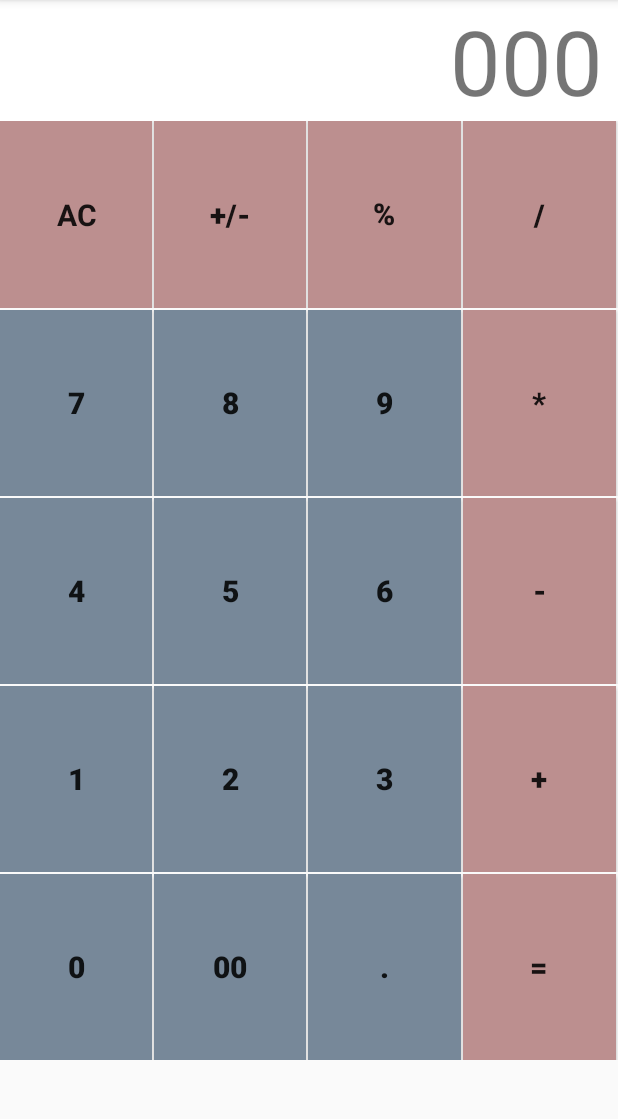
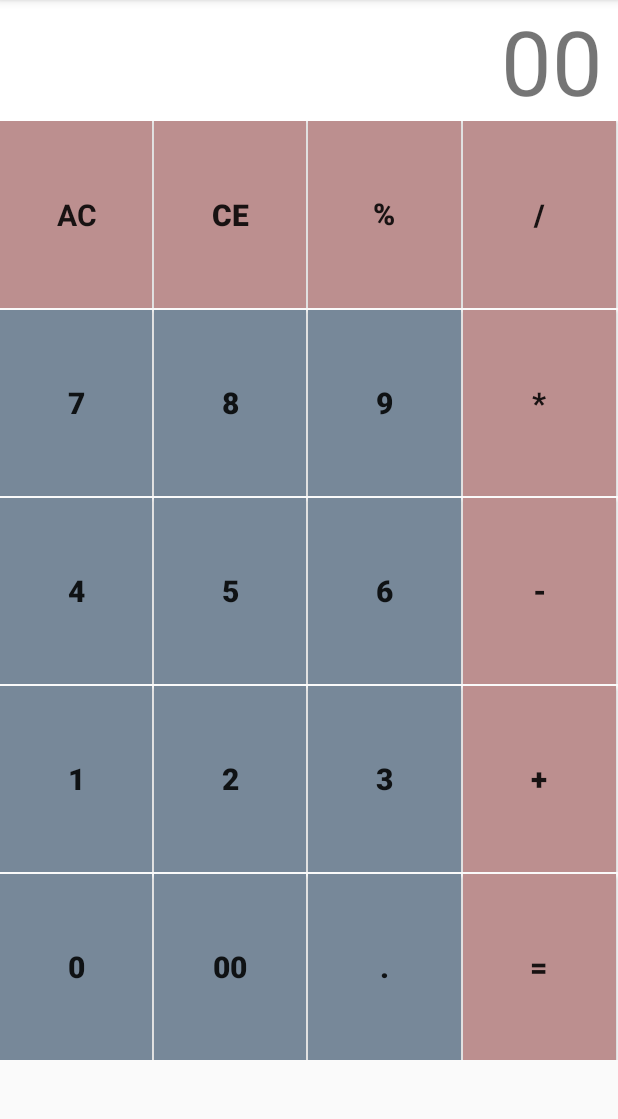
Before and after one commit to karadimou-mar/calculator_converter, an Android app: the screen it shows after launch (MainActivity), after a tap on "00", on a phone screen of 412 x 824 dp, the part 84-1203 px from its top. Run offline under Robolectric (Android 15) with nearby library versions, the phone set to English and light mode, and no system bars; 2 other taps on this screen came first.

```diff
--- a/app/src/main/AndroidManifest.xml
+++ b/app/src/main/AndroidManifest.xml
@@ -9,7 +9,8 @@
         android:roundIcon="@mipmap/ic_launcher_round"
         android:supportsRtl="true"
         android:theme="@style/AppTheme">
-        <activity android:name=".MainActivity">
+        <activity android:name=".MainActivity"
+            android:configChanges="orientation|screenSize">
             <intent-filter>
                 <action android:name="android.intent.action.MAIN" />
 
--- /dev/null
+++ b/app/src/main/java/com/example/calculatorconverter/api/CurrencyAPIClient.kt
@@ -0,0 +1,6 @@
+package com.example.calculatorconverter.api
+
+class CurrencyAPIClient {
+
+    val BASE_URL = "http://data.fixer.io/api"
+}
--- a/app/src/main/res/layout/activity_main.xml
+++ b/app/src/main/res/layout/activity_main.xml
@@ -1,9 +1,9 @@
 <?xml version="1.0" encoding="utf-8"?>
-<FrameLayout xmlns:android="http://schemas.android.com/apk/res/android"
+<FrameLayout android:layout_width="match_parent"
+    android:layout_height="match_parent"
     xmlns:tools="http://schemas.android.com/tools"
-    android:layout_width="match_parent"
-    android:layout_height="match_parent"
-    tools:context=".MainActivity">
+    tools:context=".MainActivity"
+    xmlns:android="http://schemas.android.com/apk/res/android">
 
         <LinearLayout
             android:id="@+id/linearLay0"
@@ -39,26 +39,27 @@
                 android:layout_weight="1">
 
                 <Button
-                android:id="@+id/ac"
+                    android:id="@+id/clearAll"
                     android:layout_width="0dp"
                     android:layout_height="match_parent"
                     android:layout_marginEnd="1dp"
                     android:layout_weight="1"
                     android:background="@color/rosy_brown"
                     android:fontFamily="sans-serif"
-                android:onClick="onClear"
+                    android:onClick="onClearAllClicked"
                     android:text="@string/ac"
                     android:textSize="20sp"
                     android:textStyle="bold" />
 
                 <Button
-                android:id="@+id/plus_minus"
+                    android:id="@+id/clearLast"
                     android:layout_width="0dp"
                     android:layout_height="match_parent"
                     android:layout_marginEnd="1dp"
                     android:layout_weight="1"
                     android:background="@color/rosy_brown"
-                android:text="@string/addmin"
+                    android:onClick="onClearLastClicked"
+                    android:text="@string/ce"
                     android:textSize="20sp"
                     android:textStyle="bold" />
 
@@ -103,12 +104,10 @@
                     android:layout_marginRight="1dp"
                     android:layout_weight="1"
                     android:background="@color/light_slate_gray"
-                android:onClick="onNumberClicked"
                     android:padding="8dp"
                     android:text="@string/_7"
                     android:textSize="20sp"
-                android:textStyle="bold"
-                tools:ignore="NestedWeights" />
+                    android:textStyle="bold" />
 
                 <Button
                     android:id="@+id/btn_8"
@@ -336,6 +335,6 @@
                 android:layout_width="match_parent"
                 android:layout_height="60dp"
                 android:gravity="center"
-            android:orientation="vertical"></LinearLayout>
+                android:orientation="vertical"/>
         </LinearLayout>
     </FrameLayout>
--- a/app/src/main/res/values/strings.xml
+++ b/app/src/main/res/values/strings.xml
@@ -1,7 +1,5 @@
 <resources>
     <string name="app_name">CalculatorConverter</string>
-    <string name="ac">AC</string>
-    <string name="addmin">+/-</string>
     <string name="percent">%</string>
     <string name="div">/</string>
     <string name="_7">7</string>
@@ -20,4 +18,6 @@
     <string name="_00">00</string>
     <string name="equal">=</string>
     <string name="decimal">.</string>
+    <string name="ce">CE</string>
+    <string name="ac">AC</string>
 </resources>
--- a/gradle.properties
+++ b/gradle.properties
@@ -15,6 +15,7 @@ org.gradle.jvmargs=-Xmx1536m
 # Android operating system, and which are packaged with your app's APK
 # https://developer.android.com/topic/libraries/support-library/androidx-rn
 android.useAndroidX=true
+fixerAccessKey=dc9346c3d7bafd329cff0481b7ea758e
 # Automatically convert third-party libraries to use AndroidX
 android.enableJetifier=true
 # Kotlin code style for this project: "official" or "obsolete":
```
Also changed, not shown: app/build.gradle (+7 -1 lines), app/src/main/java/com/example/calculatorconverter/MainActivity.kt (+18 -8 lines), app/src/main/java/com/example/calculatorconverter/api/CurrencyAPI.kt (added, +13 -0 lines), app/src/main/java/com/example/calculatorconverter/model/CurrencyObject.kt (added, +11 -0 lines). Lines whose indentation alone changed are shown as unchanged.
